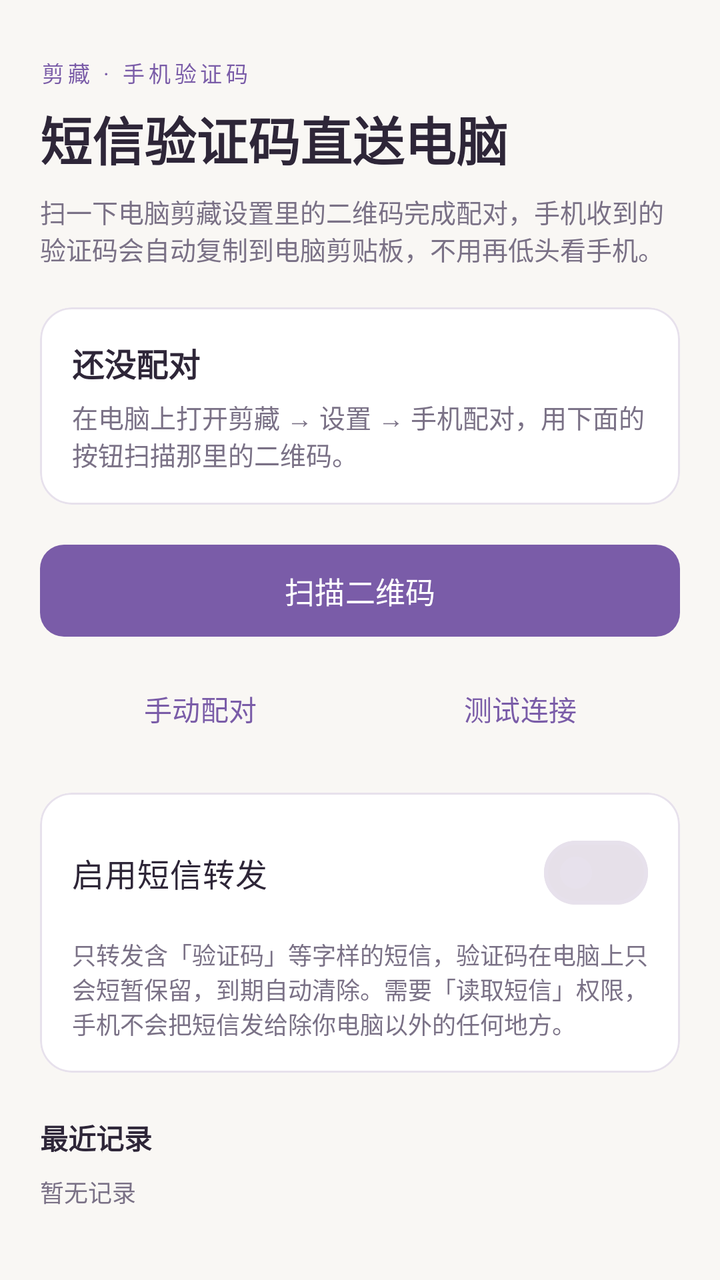
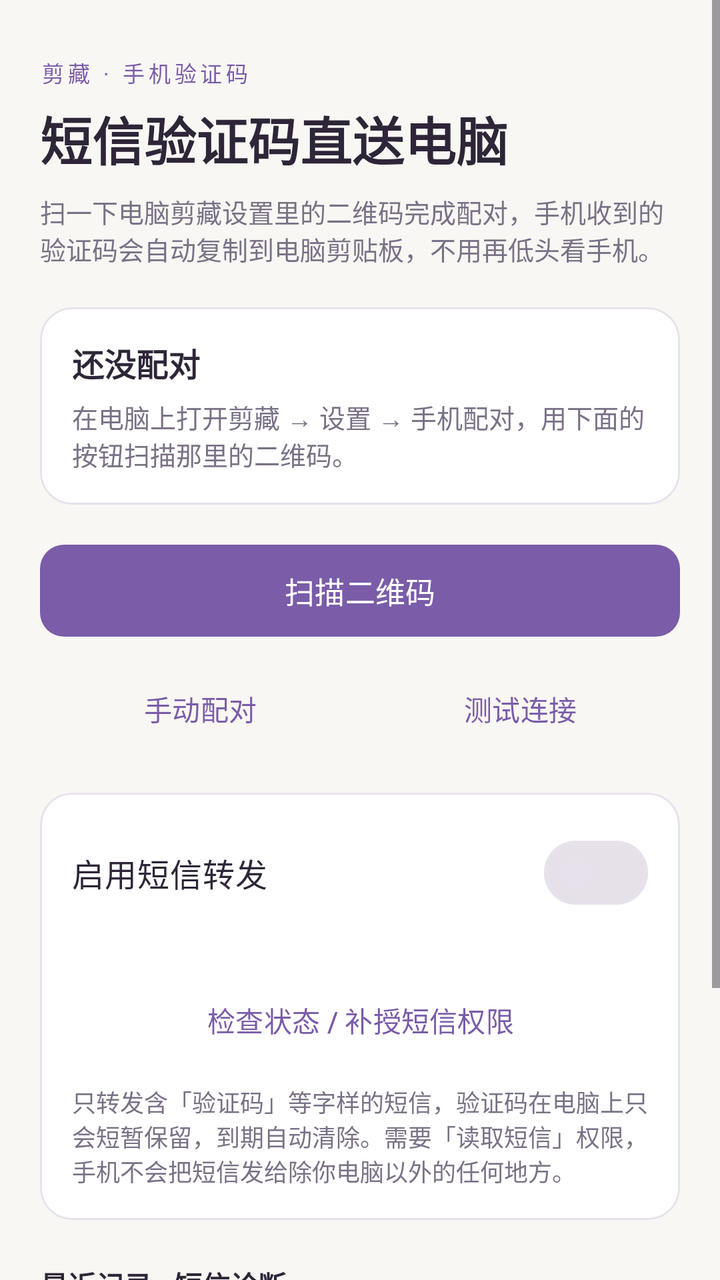

Compare the two renders of this Android layout. The source of the first and the diff that turns it into the second are given below.
<!-- AndroidManifest.xml: application theme Theme.Jianzang -->
<!-- res/layout/activity_main.xml -->
<?xml version="1.0" encoding="utf-8"?>
<ScrollView xmlns:android="http://schemas.android.com/apk/res/android"
    xmlns:app="http://schemas.android.com/apk/res-auto"
    android:layout_width="match_parent"
    android:layout_height="match_parent"
    android:background="@color/paper"
    android:fillViewport="true">

    <LinearLayout
        android:layout_width="match_parent"
        android:layout_height="wrap_content"
        android:orientation="vertical"
        android:paddingStart="20dp"
        android:paddingTop="28dp"
        android:paddingEnd="20dp"
        android:paddingBottom="28dp">

        <TextView
            android:layout_width="wrap_content"
            android:layout_height="wrap_content"
            android:letterSpacing="0.18"
            android:text="@string/eyebrow"
            android:textAllCaps="true"
            android:textColor="@color/plum"
            android:textSize="11sp" />

        <TextView
            android:layout_width="wrap_content"
            android:layout_height="wrap_content"
            android:layout_marginTop="6dp"
            android:text="@string/title"
            android:textColor="@color/ink"
            android:textSize="26sp"
            android:textStyle="bold" />

        <TextView
            android:layout_width="match_parent"
            android:layout_height="wrap_content"
            android:layout_marginTop="8dp"
            android:text="@string/subtitle"
            android:textColor="@color/ink_muted"
            android:textSize="13sp" />

        <com.google.android.material.card.MaterialCardView
            android:layout_width="match_parent"
            android:layout_height="wrap_content"
            android:layout_marginTop="20dp"
            app:cardBackgroundColor="@color/card"
            app:cardCornerRadius="16dp"
            app:cardElevation="0dp"
            app:strokeColor="@color/line"
            app:strokeWidth="1dp">

            <LinearLayout
                android:layout_width="match_parent"
                android:layout_height="wrap_content"
                android:orientation="vertical"
                android:padding="16dp">

                <TextView
                    android:id="@+id/statusTitle"
                    android:layout_width="match_parent"
                    android:layout_height="wrap_content"
                    android:text="@string/status_unpaired"
                    android:textColor="@color/ink"
                    android:textSize="16sp"
                    android:textStyle="bold" />

                <TextView
                    android:id="@+id/statusDetail"
                    android:layout_width="match_parent"
                    android:layout_height="wrap_content"
                    android:layout_marginTop="6dp"
                    android:text="@string/status_unpaired_hint"
                    android:textColor="@color/ink_muted"
                    android:textSize="13sp" />
            </LinearLayout>
        </com.google.android.material.card.MaterialCardView>

        <com.google.android.material.button.MaterialButton
            android:id="@+id/scanButton"
            android:layout_width="match_parent"
            android:layout_height="wrap_content"
            android:layout_marginTop="16dp"
            android:paddingTop="12dp"
            android:paddingBottom="12dp"
            android:text="@string/scan"
            android:textSize="15sp"
            app:cornerRadius="12dp" />

        <LinearLayout
            android:layout_width="match_parent"
            android:layout_height="wrap_content"
            android:layout_marginTop="8dp"
            android:orientation="horizontal">

            <com.google.android.material.button.MaterialButton
                android:id="@+id/manualButton"
                style="@style/Widget.Material3.Button.TextButton"
                android:layout_width="0dp"
                android:layout_height="wrap_content"
                android:layout_weight="1"
                android:text="@string/manual" />

            <com.google.android.material.button.MaterialButton
                android:id="@+id/testButton"
                style="@style/Widget.Material3.Button.TextButton"
                android:layout_width="0dp"
                android:layout_height="wrap_content"
                android:layout_weight="1"
                android:text="@string/test" />
        </LinearLayout>

        <com.google.android.material.card.MaterialCardView
            android:layout_width="match_parent"
            android:layout_height="wrap_content"
            android:layout_marginTop="18dp"
            app:cardBackgroundColor="@color/card"
            app:cardCornerRadius="16dp"
            app:cardElevation="0dp"
            app:strokeColor="@color/line"
            app:strokeWidth="1dp">

            <LinearLayout
                android:layout_width="match_parent"
                android:layout_height="wrap_content"
                android:orientation="vertical"
                android:padding="16dp">

                <com.google.android.material.materialswitch.MaterialSwitch
                    android:id="@+id/enableSwitch"
                    android:layout_width="match_parent"
                    android:layout_height="wrap_content"
                    android:text="@string/enable"
                    android:textColor="@color/ink"
                    android:textSize="16sp" />

                <TextView
                    android:layout_width="match_parent"
                    android:layout_height="wrap_content"
                    android:layout_marginTop="8dp"
                    android:text="@string/enable_hint"
                    android:textColor="@color/ink_muted"
                    android:textSize="12sp" />
            </LinearLayout>
        </com.google.android.material.card.MaterialCardView>

        <TextView
            android:layout_width="wrap_content"
            android:layout_height="wrap_content"
            android:layout_marginTop="22dp"
            android:text="@string/log_title"
            android:textColor="@color/ink"
            android:textSize="14sp"
            android:textStyle="bold" />

        <TextView
            android:id="@+id/logText"
            android:layout_width="match_parent"
            android:layout_height="wrap_content"
            android:layout_marginTop="8dp"
            android:fontFamily="monospace"
            android:lineSpacingExtra="4dp"
            android:text="@string/log_empty"
            android:textColor="@color/ink_muted"
            android:textSize="12sp" />
    </LinearLayout>
</ScrollView>
<!-- resources referenced by this layout -->
<resources>
  <color name="card">#FFFFFFFF</color>
  <color name="ink">#FF2E2638</color>
  <color name="ink_muted">#FF7A7186</color>
  <color name="line">#FFE7E1EC</color>
  <color name="paper">#FFF9F7F4</color>
  <color name="plum">#FF7A5CA8</color>
  <string name="enable">启用短信转发</string>
  <string name="enable_hint">只转发含「验证码」等字样的短信，验证码在电脑上只会短暂保留，到期自动清除。需要「读取短信」权限，手机不会把短信发给除你电脑以外的任何地方。</string>
  <string name="eyebrow">剪藏 · 手机验证码</string>
  <string name="log_empty">暂无记录</string>
  <string name="log_title">最近记录</string>
  <string name="manual">手动配对</string>
  <string name="scan">扫描二维码</string>
  <string name="status_unpaired">还没配对</string>
  <string name="status_unpaired_hint">在电脑上打开剪藏 → 设置 → 手机配对，用下面的按钮扫描那里的二维码。</string>
  <string name="subtitle">扫一下电脑剪藏设置里的二维码完成配对，手机收到的验证码会自动复制到电脑剪贴板，不用再低头看手机。</string>
  <string name="test">测试连接</string>
  <string name="title">短信验证码直送电脑</string>
  <style name="Theme.Jianzang" parent="Theme.Material3.DayNight.NoActionBar">
          <item name="colorPrimary">@color/plum</item>
          <item name="colorOnPrimary">#FFFFFFFF</item>
          <item name="android:colorBackground">@color/paper</item>
          <item name="colorSurface">@color/card</item>
          <item name="colorOnSurface">@color/ink</item>
          <item name="colorOutline">@color/line</item>
          <item name="android:statusBarColor">@color/paper</item>
          <item name="android:windowLightStatusBar">true</item>
      </style>
</resources>

<!-- the commit's change to res/layout/activity_main.xml (unified diff, before → after) -->
@@ -136,6 +136,21 @@
                     android:textSize="16sp" />
 
                 <TextView
+                    android:id="@+id/diagnosticText"
+                    android:layout_width="match_parent"
+                    android:layout_height="wrap_content"
+                    android:layout_marginTop="8dp"
+                    android:textColor="@color/ink"
+                    android:textSize="13sp" />
+
+                <com.google.android.material.button.MaterialButton
+                    android:id="@+id/diagnoseButton"
+                    style="@style/Widget.Material3.Button.TextButton"
+                    android:layout_width="match_parent"
+                    android:layout_height="wrap_content"
+                    android:text="@string/diagnose" />
+
+                <TextView
                     android:layout_width="match_parent"
                     android:layout_height="wrap_content"
                     android:layout_marginTop="8dp"
@@ -155,6 +170,21 @@
             android:textStyle="bold" />
 
         <TextView
+            android:layout_width="match_parent"
+            android:layout_height="wrap_content"
+            android:layout_marginTop="6dp"
+            android:text="@string/log_hint"
+            android:textColor="@color/ink_muted"
+            android:textSize="12sp" />
+
+        <com.google.android.material.button.MaterialButton
+            android:id="@+id/copyLogsButton"
+            style="@style/Widget.Material3.Button.TextButton"
+            android:layout_width="match_parent"
+            android:layout_height="wrap_content"
+            android:text="@string/copy_logs" />
+
+        <TextView
             android:id="@+id/logText"
             android:layout_width="match_parent"
             android:layout_height="wrap_content"
@@ -162,6 +192,7 @@
             android:fontFamily="monospace"
             android:lineSpacingExtra="4dp"
             android:text="@string/log_empty"
+            android:textIsSelectable="true"
             android:textColor="@color/ink_muted"
             android:textSize="12sp" />
     </LinearLayout>
<!-- resource entries referenced after the edit -->
@@ -6,11 +6,14 @@
   <color name="line">#FFE7E1EC</color>
   <color name="paper">#FFF9F7F4</color>
   <color name="plum">#FF7A5CA8</color>
+  <string name="copy_logs">复制诊断日志</string>
+  <string name="diagnose">检查状态 / 补授短信权限</string>
   <string name="enable">启用短信转发</string>
   <string name="enable_hint">只转发含「验证码」等字样的短信，验证码在电脑上只会短暂保留，到期自动清除。需要「读取短信」权限，手机不会把短信发给除你电脑以外的任何地方。</string>
   <string name="eyebrow">剪藏 · 手机验证码</string>
   <string name="log_empty">暂无记录</string>
-  <string name="log_title">最近记录</string>
+  <string name="log_hint">最近 100 条记录，收到短信时自动刷新。不记录短信正文、号码或验证码。若连“收到短信广播”都没有，请检查短信权限、自启动和后台省电限制；强行停止应用后需重新打开。聊天应用或 RCS 消息不一定触发短信广播。</string>
+  <string name="log_title">最近记录 · 短信诊断</string>
   <string name="manual">手动配对</string>
   <string name="scan">扫描二维码</string>
   <string name="status_unpaired">还没配对</string>
